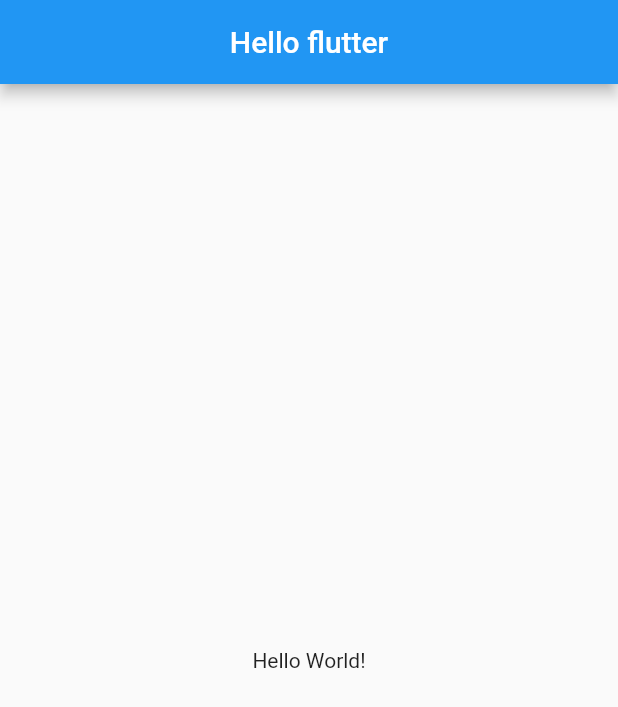
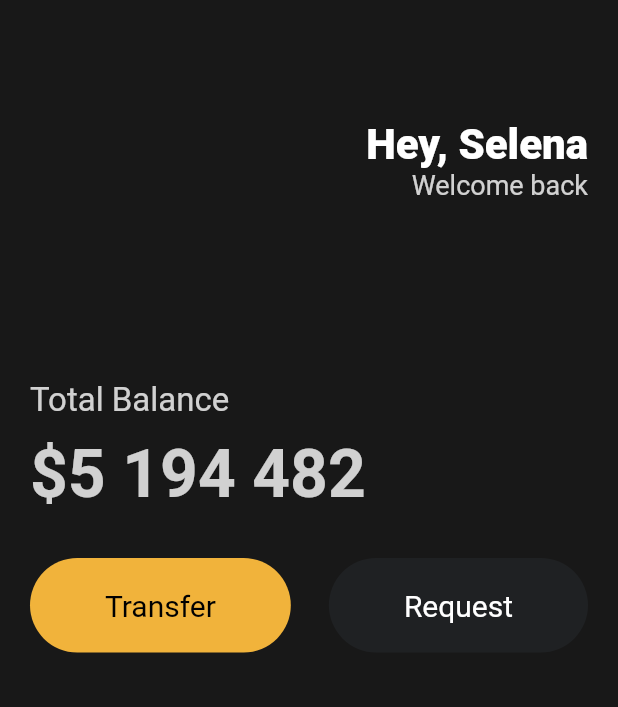
Before and after one commit to Surandoran/flutter, a Flutter app: the screen it shows after launch, on a phone screen of 412 x 824 dp. Shown: the top 707 px of the screen. Run offline on Flutter 3.47's test engine with Material 2 defaults, Android fonts, the phone set to English and light mode, and no system bars.

Commit message:
#2 Widget 분리
Butto nWdiget 분리 및 생성

```diff
--- a/toonflix/lib/main.dart
+++ b/toonflix/lib/main.dart
@@ -1,34 +1,95 @@
 import 'package:flutter/material.dart';
-
-class Player {
-  String name;
-
-  Player({required this.name});
-}
+import 'package:toonflix/widgets/Button.dart';
 
 void main() {
-  var son = Player(
-    name: 'son',
-  );
-
-  runApp(App());
+  runApp(const App());
 }
 
 // runApp(Widget app) 여기서 Widget이란 레고 블럭
 
 class App extends StatelessWidget {
+  const App({super.key});
+
   @override
   Widget build(BuildContext context) {
     return MaterialApp(
       // Scaffold는 화면의 구성 및 구조에 관한 것들을 가지고 있는 Widget
       home: Scaffold(
-        // appbar는 화면의 상단을 구성
-        appBar: AppBar(
-          centerTitle: true,
-          title: Text('Hello flutter'),
-        ),
-        body: Center(
-          child: Text('Hello World!'),
+        backgroundColor: const Color(0xFF181818),
+        body: Padding(
+          padding: const EdgeInsets.symmetric(horizontal: 20),
+          child: Column(
+            crossAxisAlignment: CrossAxisAlignment.start,
+            children: [
+              const SizedBox(
+                height: 80,
+              ),
+              Row(
+                mainAxisAlignment: MainAxisAlignment.end,
+                children: [
+                  Column(
+                    crossAxisAlignment: CrossAxisAlignment.end,
+                    children: const [
+                      Text(
+                        'Hey, Selena',
+                        style: TextStyle(
+                          color: Colors.white,
+                          fontSize: 28,
+                          fontWeight: FontWeight.w800,
+                        ),
+                      ),
+                      Text(
+                        'Welcome back',
+                        style: TextStyle(
+                          color: Color.fromRGBO(255, 255, 255, 0.8),
+                          fontSize: 18,
+                        ),
+                      ),
+                    ],
+                  ),
+                ],
+              ),
+              const SizedBox(
+                height: 120,
+              ),
+              Text(
+                'Total Balance',
+                style: TextStyle(
+                  fontSize: 22,
+                  color: Colors.white.withOpacity(0.8),
+                ),
+              ),
+              const SizedBox(
+                height: 10,
+              ),
+              Text(
+                '\$5 194 482',
+                style: TextStyle(
+                  fontSize: 44,
+                  fontWeight: FontWeight.w600,
+                  color: Colors.white.withOpacity(0.8),
+                ),
+              ),
+              const SizedBox(
+                height: 30,
+              ),
+              Row(
+                mainAxisAlignment: MainAxisAlignment.spaceBetween,
+                children: const [
+                  Button(
+                    text: 'Transfer',
+                    bgColor: Color(0xFFF1B33B),
+                    textColor: Colors.black,
+                  ),
+                  Button(
+                    text: 'Request',
+                    bgColor: Color(0xFF1F2123),
+                    textColor: Colors.white,
+                  ),
+                ],
+              ),
+            ],
+          ),
         ),
       ),
     );
--- /dev/null
+++ b/toonflix/lib/widgets/Button.dart
@@ -0,0 +1,37 @@
+// ignore: file_names
+import 'package:flutter/material.dart';
+
+class Button extends StatelessWidget {
+  final String text;
+  final Color bgColor;
+  final Color textColor;
+
+  const Button(
+      {super.key,
+      required this.text,
+      required this.bgColor,
+      required this.textColor});
+
+  @override
+  Widget build(BuildContext context) {
+    return Container(
+      decoration: BoxDecoration(
+        color: bgColor,
+        borderRadius: BorderRadius.circular(45),
+      ),
+      child: Padding(
+        padding: const EdgeInsets.symmetric(
+          vertical: 20,
+          horizontal: 50,
+        ),
+        child: Text(
+          text,
+          style: TextStyle(
+            color: textColor,
+            fontSize: 20,
+          ),
+        ),
+      ),
+    );
+  }
+}
```
Also changed, not shown: 1 other file.
